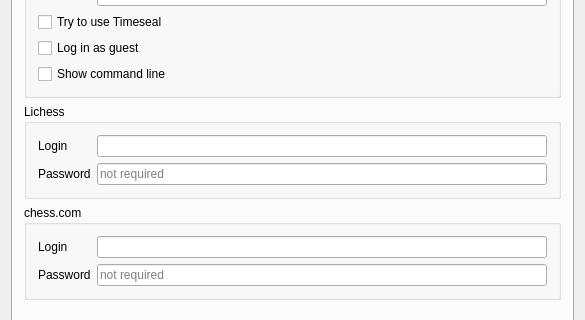
Isarhamster/chessx, file src/dialogs/preferences.ui: the form before one commit; both pictures show x 0 to 585 and y 222 to 542 of the 585 by 726 pixel window.
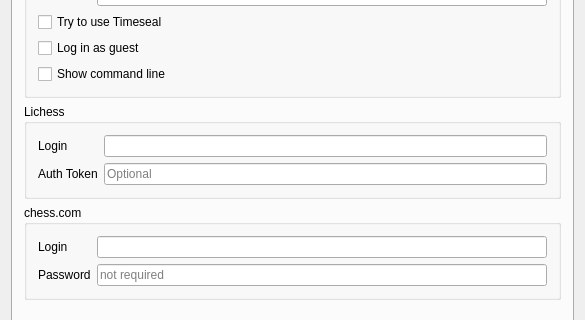
The form after the commit. The open tabs and pages were chosen to show the change. Icons and pictures are not drawn. Custom widgets are drawn as their Qt base class.

```diff
--- a/src/dialogs/preferences.ui
+++ b/src/dialogs/preferences.ui
@@ -1776,7 +1776,7 @@
             <item row="1" column="0">
              <widget class="QLabel" name="label_26">
               <property name="text">
-               <string>Password</string>
+               <string>Auth Token</string>
               </property>
               <property name="buddy">
                <cstring>passWordLichess</cstring>
@@ -1786,7 +1786,7 @@
             <item row="1" column="1">
              <widget class="QLineEdit" name="passWordLichess">
               <property name="placeholderText">
-               <string>not required</string>
+               <string>Optional</string>
               </property>
              </widget>
             </item>
```
Left out of the diff: 2 changed lines with no effect on the pictures.
